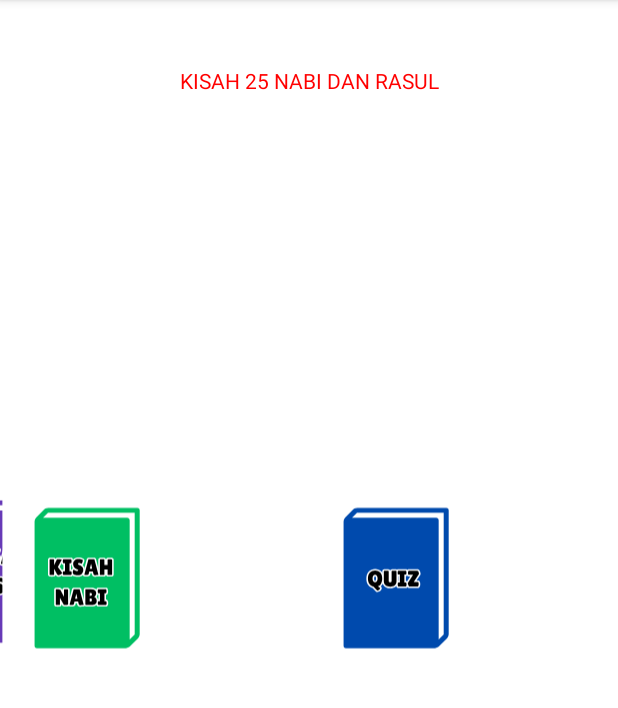
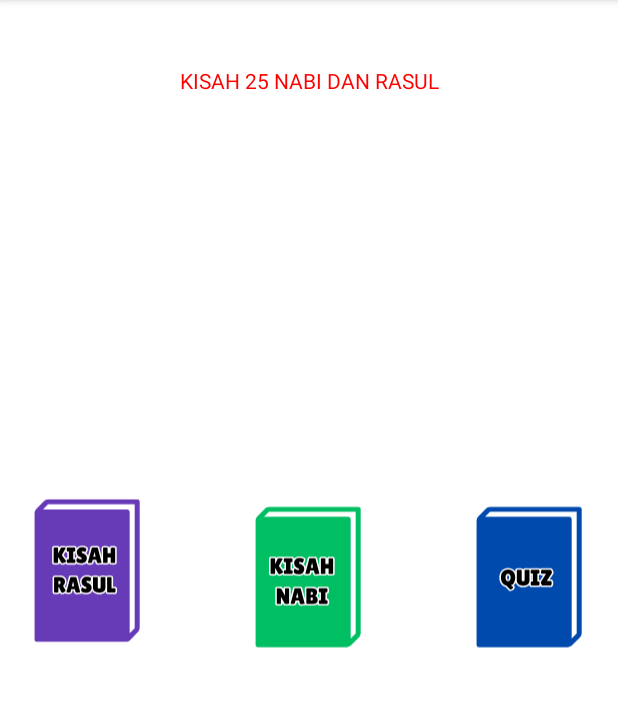
Before and after one commit to Yoake67/KisahNabi, an Android app: the MainActivity screen opened directly, with no data from a screen before it, on a phone screen of 412 x 824 dp, the part 84-792 px from its top. Run offline under Robolectric (Android 15) with nearby library versions, the phone set to English and light mode, and no system bars; Roboto replaces fonts that are not available here.

Commit message:
membenarkan constraint layout

```diff
--- a/app/src/main/res/layout/activity_main.xml
+++ b/app/src/main/res/layout/activity_main.xml
@@ -12,34 +12,15 @@
         android:layout_width="117dp"
         android:layout_height="118dp"
         app:layout_constraintBottom_toBottomOf="parent"
-        app:layout_constraintEnd_toStartOf="@+id/my_image_view"
         app:layout_constraintStart_toStartOf="parent"
         app:layout_constraintTop_toTopOf="parent"
+        app:layout_constraintVertical_bias="0.499"
         app:srcCompat="@drawable/ic_kisahrasul" />
-
-    <ImageView
-        android:id="@+id/imageView2_quiz"
-        android:layout_width="117dp"
-        android:layout_height="118dp"
-        app:layout_constraintBottom_toBottomOf="@+id/imageView_kisaharasul"
-        app:layout_constraintEnd_toEndOf="parent"
-        app:layout_constraintStart_toEndOf="@+id/my_image_view"
-        app:layout_constraintTop_toTopOf="@+id/imageView_kisaharasul"
-        app:srcCompat="@drawable/ic_quiz" />
-
-    <ImageView
-        android:id="@+id/my_image_view"
-        android:layout_width="117dp"
-        android:layout_height="118dp"
-        android:src="@drawable/ic_kisahnabi"
-        app:layout_constraintBottom_toBottomOf="@+id/imageView_kisaharasul"
-        app:layout_constraintTop_toTopOf="@+id/imageView_kisaharasul"
-        tools:layout_editor_absoluteX="152dp" />
 
     <TextView
         android:id="@+id/teks_atas"
-        android:layout_width="269dp"
-        android:layout_height="45dp"
+        android:layout_width="wrap_content"
+        android:layout_height="wrap_content"
         android:layout_marginTop="32dp"
         android:fontFamily="@font/adlam_display"
         android:paddingTop="12dp"
@@ -51,5 +32,24 @@
         app:layout_constraintStart_toStartOf="parent"
         app:layout_constraintTop_toTopOf="parent" />
 
+    <ImageView
+        android:id="@+id/imageView"
+        android:layout_width="117dp"
+        android:layout_height="118dp"
+        app:layout_constraintBottom_toBottomOf="@+id/imageView_kisaharasul"
+        app:layout_constraintEnd_toEndOf="parent"
+        app:layout_constraintTop_toTopOf="@+id/imageView_kisaharasul"
+        app:srcCompat="@drawable/ic_quiz" />
+
+    <ImageView
+        android:id="@+id/imageView2"
+        android:layout_width="117dp"
+        android:layout_height="118dp"
+        app:layout_constraintBottom_toBottomOf="@+id/imageView_kisaharasul"
+        app:layout_constraintEnd_toStartOf="@+id/imageView"
+        app:layout_constraintStart_toEndOf="@+id/imageView_kisaharasul"
+        app:layout_constraintTop_toTopOf="@+id/imageView_kisaharasul"
+        app:srcCompat="@drawable/ic_kisahnabi" />
+
 
 </androidx.constraintlayout.widget.ConstraintLayout>
```
